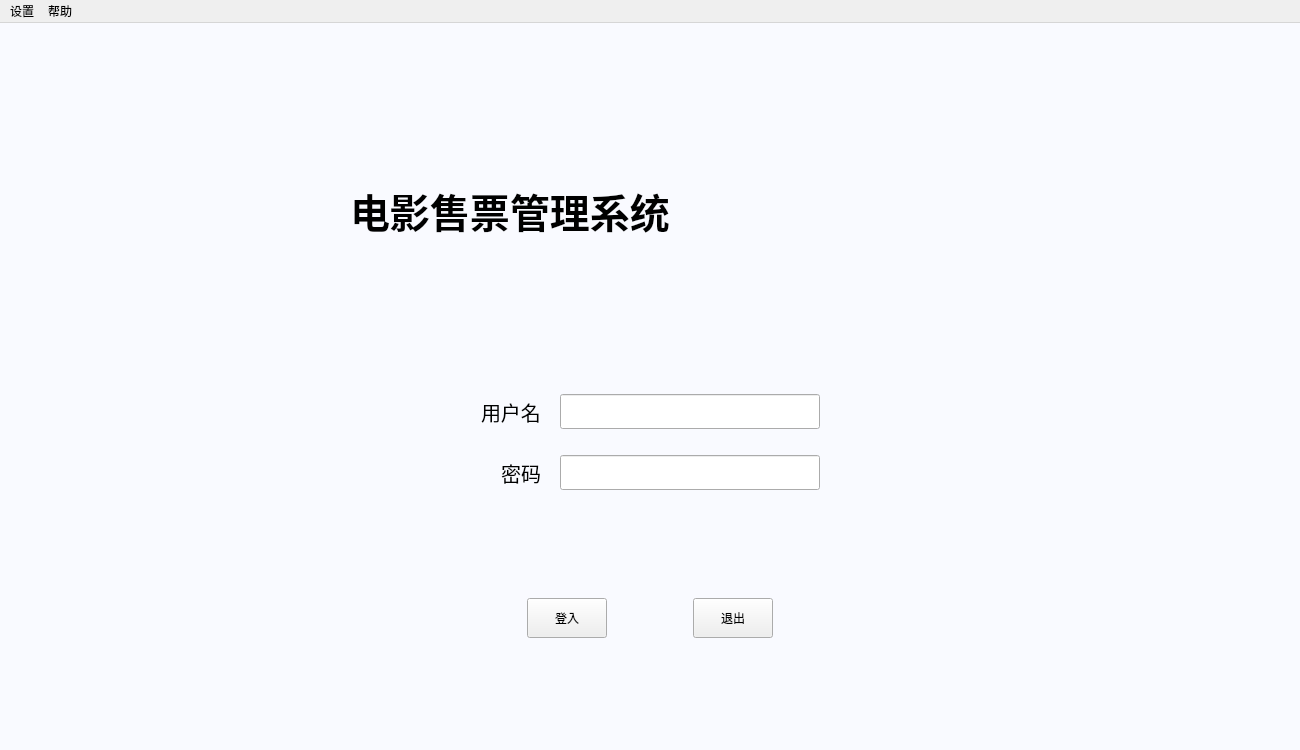
First picture: the form in mainwindow.ui, repository zcy946/MovieTicktesManagementSystem, before the edit.
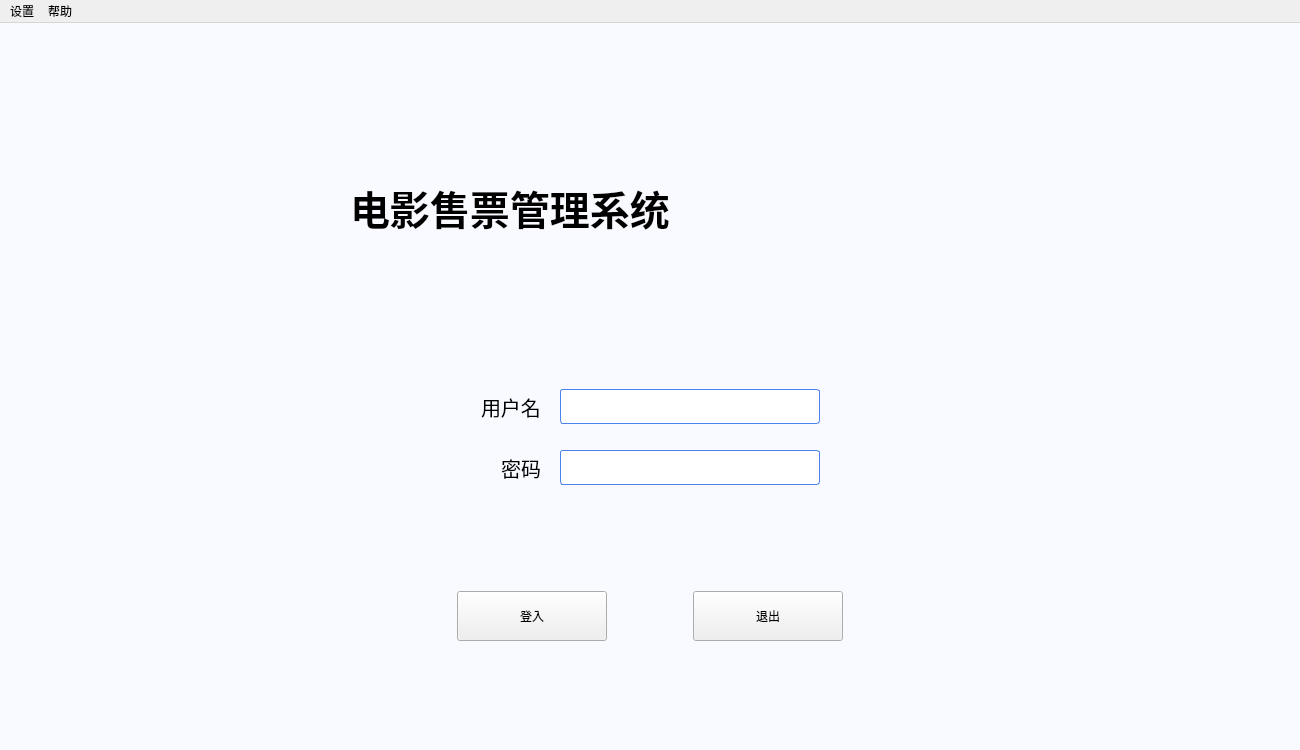
Second picture: the form after the edit.

The edit to the form file:
```diff
--- a/mainwindow.ui
+++ b/mainwindow.ui
@@ -33,14 +33,24 @@
 	font-weight: 700;
 	font=family: STKaiti;
 	} 
+
 QMainWindow {
 	background-color: #f9faff;
 }
+
 #label_userID, #label_PassWord, #lineEdit_PassWord, #lineEdit_userID {
 	color: black;
 	font-family: 微软雅黑;
 	font-size: 20px; 
-}</string>
+}
+
+QLineEdit { 
+	font-size: 微软雅黑;
+	color: black;
+	background-color: #ffffff;
+	border: 1px solid #4c82eb;
+	border-radius: 3px;
+} </string>
   </property>
   <widget class="QWidget" name="centralwidget">
    <layout class="QVBoxLayout" name="verticalLayout_3">
@@ -304,8 +314,8 @@
        <widget class="QPushButton" name="pushButton_Login">
         <property name="minimumSize">
          <size>
-          <width>75</width>
-          <height>40</height>
+          <width>150</width>
+          <height>50</height>
          </size>
         </property>
         <property name="text">
@@ -333,8 +343,8 @@
        <widget class="QPushButton" name="pushButton_Exit">
         <property name="minimumSize">
          <size>
-          <width>75</width>
-          <height>40</height>
+          <width>150</width>
+          <height>50</height>
          </size>
         </property>
         <property name="text">
```
